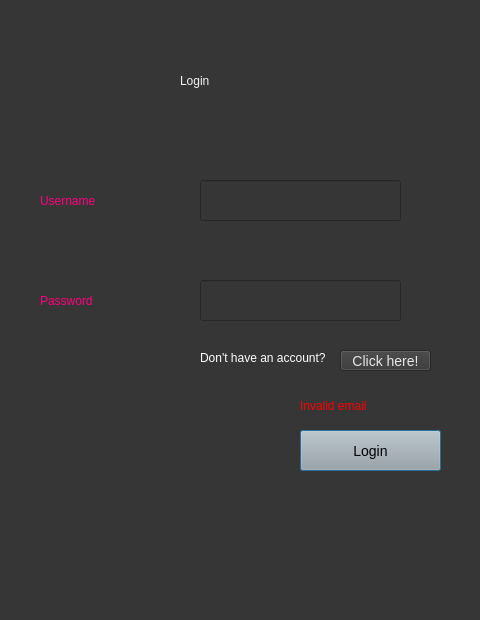
smorcor744/pyQT, file login.ui: the form before one commit.
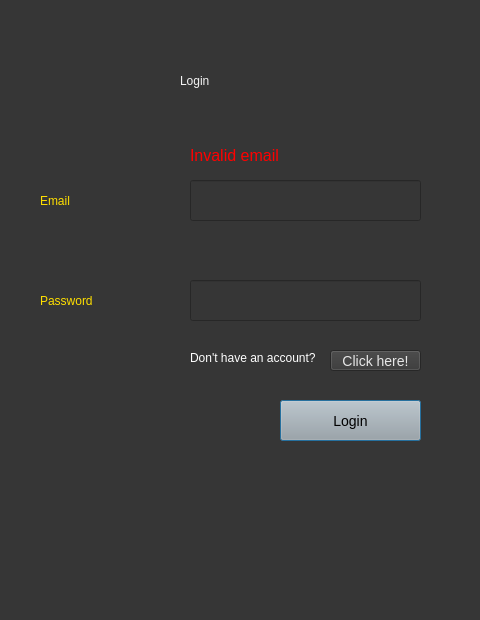
The form after the commit.

Commit message: Interfaz un poco mejor

Diff of the .ui file:
```diff
--- a/login.ui
+++ b/login.ui
@@ -43,10 +43,10 @@
    </property>
    <property name="styleSheet">
     <string notr="true">font: 15pt &quot;MS Shell Dlg 2&quot;;
-color: rgb(255, 0, 127);</string>
+color: rgb(255, 223, 0);</string>
    </property>
    <property name="text">
-    <string>Username</string>
+    <string>Email</string>
    </property>
   </widget>
   <widget class="QLabel" name="label_3">
@@ -60,7 +60,7 @@
    </property>
    <property name="styleSheet">
     <string notr="true">font: 15pt &quot;MS Shell Dlg 2&quot;;
-color: rgb(255, 0, 127);</string>
+color: rgb(255, 223, 0);</string>
    </property>
    <property name="text">
     <string>Password</string>
@@ -69,16 +69,22 @@
   <widget class="QLineEdit" name="email">
    <property name="geometry">
     <rect>
-     <x>200</x>
+     <x>190</x>
      <y>180</y>
-     <width>201</width>
+     <width>231</width>
      <height>41</height>
     </rect>
    </property>
+   <property name="maximumSize">
+    <size>
+     <width>16777215</width>
+     <height>16777203</height>
+    </size>
+   </property>
    <property name="font">
     <font>
-     <pointsize>15</pointsize>
-     <bold>true</bold>
+     <pointsize>12</pointsize>
+     <bold>false</bold>
      <hintingpreference>PreferNoHinting</hintingpreference>
     </font>
    </property>
@@ -87,16 +93,13 @@
    </property>
    <property name="styleSheet">
     <string notr="true">email {
-    background-color: black;  /* Color de fondo negro */
-    color: white;             /* Color de texto blanco para contraste */
-    padding: 10px;            /* Espaciado interno */
-    border-radius: 5px;       /* Bordes redondeados */
-    font-family: Arial, sans-serif;  /* Fuente */
-    font-size: 16px;          /* Tamaño de la fuente */
-    text-align: center;       /* Alinear el texto al centro */
-    display: inline-block;    /* Para que el label se ajuste al contenido */
-}
-</string>
+        background-color: #ffffff;
+        max-width: 600px;  
+        margin: 20px auto; 
+        padding: 20px;
+        border-radius: 5px;
+        box-shadow: 0 2px 5px rgba(0, 0, 0, 0.1);  
+    }</string>
    </property>
    <property name="text">
     <string/>
@@ -105,12 +108,17 @@
   <widget class="QLineEdit" name="password">
    <property name="geometry">
     <rect>
-     <x>200</x>
+     <x>190</x>
      <y>280</y>
-     <width>201</width>
+     <width>231</width>
      <height>41</height>
     </rect>
    </property>
+   <property name="font">
+    <font>
+     <pointsize>12</pointsize>
+    </font>
+   </property>
    <property name="styleSheet">
     <string notr="true">password {
     background-color: black;  /* Color de fondo negro */
@@ -128,8 +136,8 @@
   <widget class="QPushButton" name="loginbutton">
    <property name="geometry">
     <rect>
-     <x>300</x>
-     <y>430</y>
+     <x>280</x>
+     <y>400</y>
      <width>141</width>
      <height>41</height>
     </rect>
@@ -144,7 +152,7 @@
   <widget class="QLabel" name="label_4">
    <property name="geometry">
     <rect>
-     <x>200</x>
+     <x>190</x>
      <y>350</y>
      <width>161</width>
      <height>16</height>
@@ -160,7 +168,7 @@
   <widget class="QPushButton" name="createaccbutton">
    <property name="geometry">
     <rect>
-     <x>340</x>
+     <x>330</x>
      <y>350</y>
      <width>91</width>
      <height>21</height>
@@ -176,12 +184,20 @@
   <widget class="QLabel" name="invalid">
    <property name="geometry">
     <rect>
-     <x>300</x>
-     <y>390</y>
+     <x>190</x>
+     <y>140</y>
      <width>141</width>
      <height>31</height>
     </rect>
    </property>
+   <property name="font">
+    <font>
+     <family>MS Shell Dlg 2</family>
+     <pointsize>12</pointsize>
+     <italic>false</italic>
+     <bold>false</bold>
+    </font>
+   </property>
    <property name="styleSheet">
     <string notr="true">font: 15pt &quot;MS Shell Dlg 2&quot;;
 color: rgb(255, 0, 0);</string>
```
Left out of the diff: 6 changed lines with no effect on the pictures. The commit also changes 4 other files.
